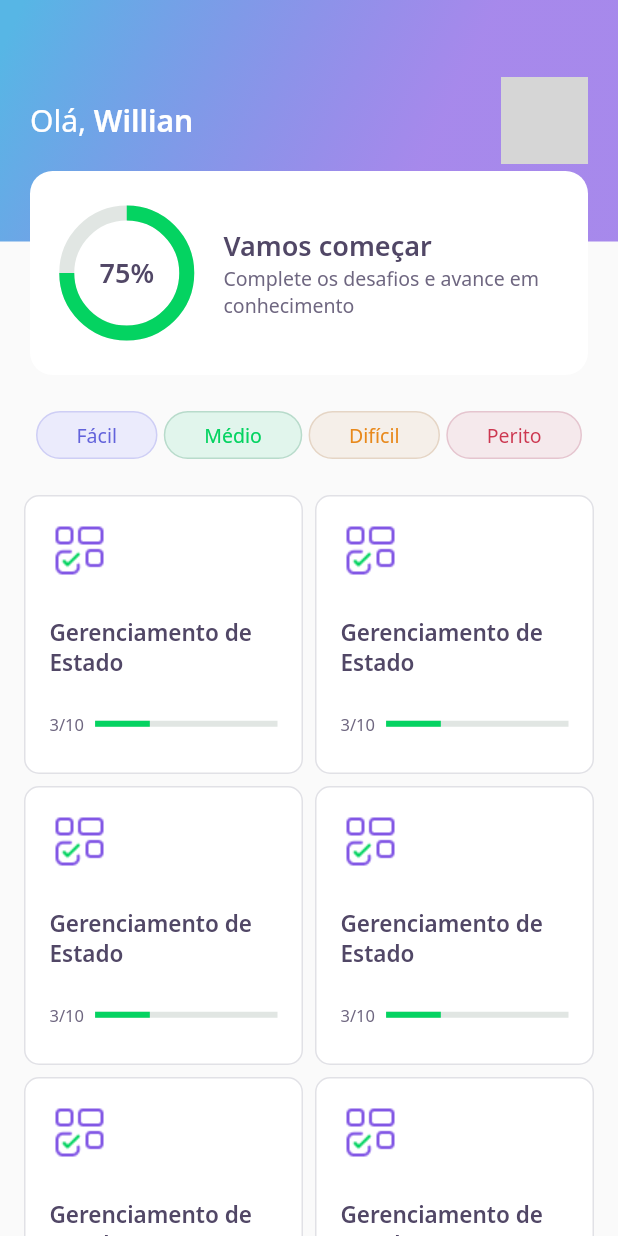
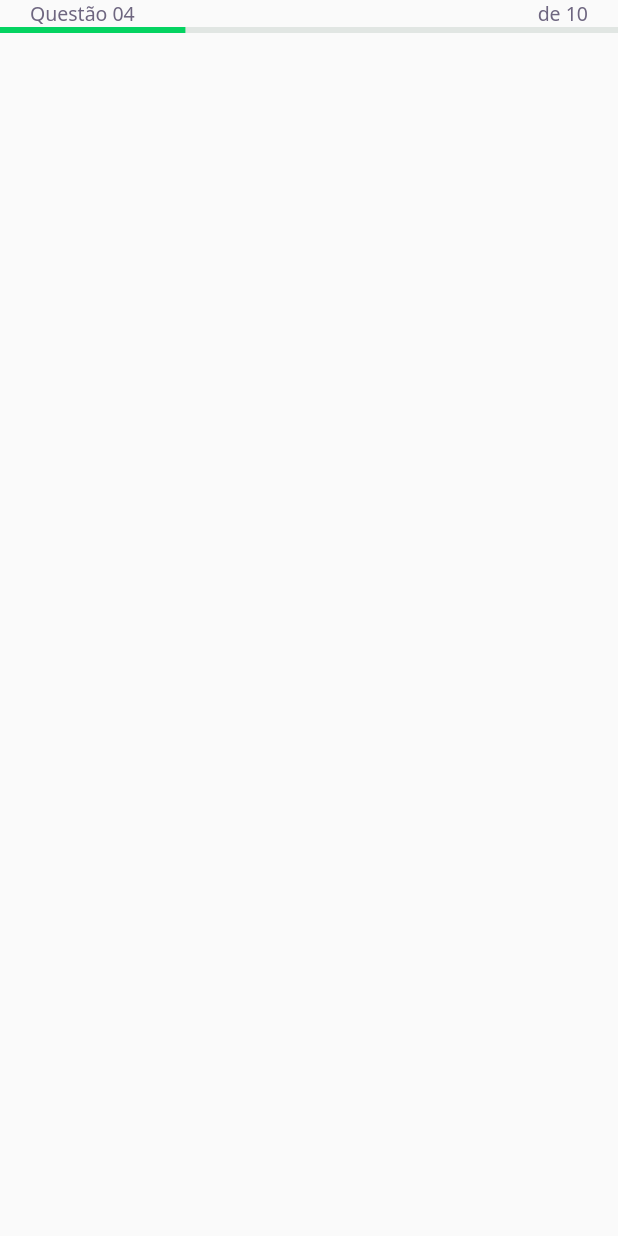
Before and after one commit to AnalogicAllergy/nlw5, a Flutter app: the screen it shows after launch, on a phone screen of 412 x 824 dp. Run offline on Flutter 3.47's test engine with Material 2 defaults, Android fonts, the phone set to English and light mode, and no system bars; our stand-ins replace google_fonts; grey boxes are pictures that could not be loaded.

Commit message:
componentize progressIndicator widget

```diff
--- a/lib/challenge/challenge_page.dart
+++ b/lib/challenge/challenge_page.dart
@@ -0,0 +1,19 @@
+import 'package:devquiz/challenge/widgets/question_indicator/question_indicator_widget.dart';
+import 'package:flutter/material.dart';
+
+class ChallengePage extends StatefulWidget {
+  @override
+  _ChallengePageState createState() => _ChallengePageState();
+}
+
+class _ChallengePageState extends State<ChallengePage> {
+  @override
+  Widget build(BuildContext context) {
+    return Scaffold(
+      appBar: PreferredSize(
+          child: SafeArea(top: true, child: QuestionIndicatorWidget()),
+          preferredSize: Size.fromHeight(60)),
+      body: Container(),
+    );
+  }
+}
--- /dev/null
+++ b/lib/challenge/widgets/question_indicator/question_indicator_widget.dart
@@ -0,0 +1,32 @@
+import 'package:devquiz/core/core.dart';
+import 'package:devquiz/shared/widgets/progress_indicator/shared.dart';
+import 'package:flutter/material.dart';
+
+class QuestionIndicatorWidget extends StatelessWidget {
+  @override
+  Widget build(BuildContext context) {
+    return Container(
+      child: Column(
+        children: [
+          Padding(
+            padding: EdgeInsets.symmetric(horizontal: 20),
+            child: Row(
+              mainAxisAlignment: MainAxisAlignment.spaceBetween,
+              children: [
+                Text(
+                  "Questão 04",
+                  style: AppTextStyles.body,
+                ),
+                Text(
+                  "de 10",
+                  style: AppTextStyles.body,
+                )
+              ],
+            ),
+          ),
+          ProgressIndicatorWidget(value: 0.3),
+        ],
+      ),
+    );
+  }
+}
--- a/lib/core/app_widget.dart
+++ b/lib/core/app_widget.dart
@@ -1,11 +1,12 @@
+import 'package:devquiz/challenge/challenge_page.dart';
 import 'package:flutter/material.dart';
-
-import '../home/home.dart';
 
 class AppWidget extends StatelessWidget {
   @override
   Widget build(BuildContext context) {
     return MaterialApp(
-        debugShowCheckedModeBanner: false, title: "DevQuiz", home: HomePage());
+        debugShowCheckedModeBanner: false,
+        title: "DevQuiz",
+        home: ChallengePage());
   }
 }
--- a/lib/home/widgets/quiz_card/quiz_card_widget.dart
+++ b/lib/home/widgets/quiz_card/quiz_card_widget.dart
@@ -1,4 +1,5 @@
 import 'package:devquiz/core/core.dart';
+import 'package:devquiz/shared/widgets/progress_indicator/progress_indicator_widget.dart';
 import 'package:flutter/material.dart';
 
 class QuizCardWidget extends StatelessWidget {
@@ -36,14 +37,10 @@ class QuizCardWidget extends StatelessWidget {
               Expanded(
                   flex: 1, child: Text("3/10", style: AppTextStyles.body11)),
               Expanded(
-                flex: 4,
-                child: LinearProgressIndicator(
-                  backgroundColor: AppColors.chartSecondary,
-                  value: 0.3,
-                  valueColor:
-                      AlwaysStoppedAnimation<Color>(AppColors.chartPrimary),
-                ),
-              )
+                  flex: 4,
+                  child: ProgressIndicatorWidget(
+                    value: 0.9,
+                  ))
             ],
           )
         ],
--- /dev/null
+++ b/lib/shared/widgets/progress_indicator/progress_indicator_widget.dart
@@ -0,0 +1,17 @@
+import 'package:devquiz/core/core.dart';
+import 'package:flutter/material.dart';
+
+class ProgressIndicatorWidget extends StatelessWidget {
+  final double? value;
+
+  const ProgressIndicatorWidget({Key? key, required this.value})
+      : super(key: key);
+  @override
+  Widget build(BuildContext context) {
+    return LinearProgressIndicator(
+      backgroundColor: AppColors.chartSecondary,
+      value: 0.3,
+      valueColor: AlwaysStoppedAnimation<Color>(AppColors.chartPrimary),
+    );
+  }
+}
--- /dev/null
+++ b/lib/shared/widgets/progress_indicator/shared.dart
@@ -0,0 +1 @@
+export '../progress_indicator/progress_indicator_widget.dart';
```
